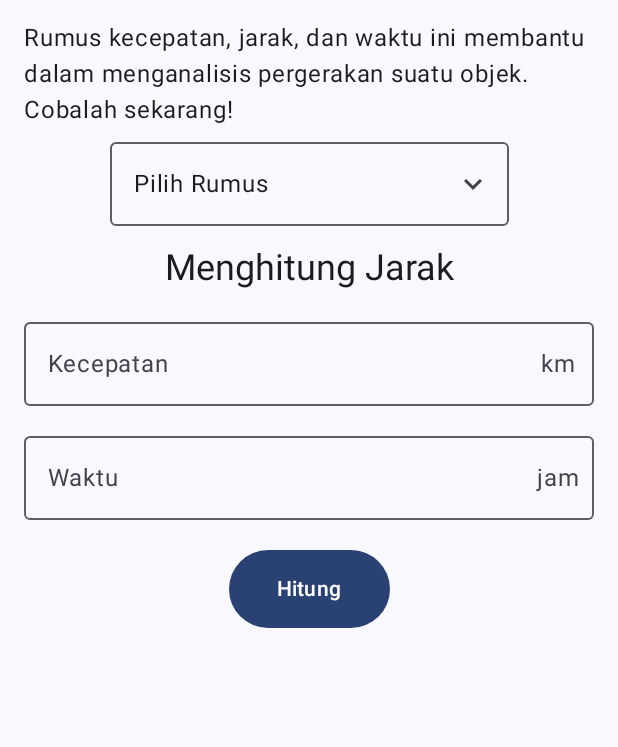
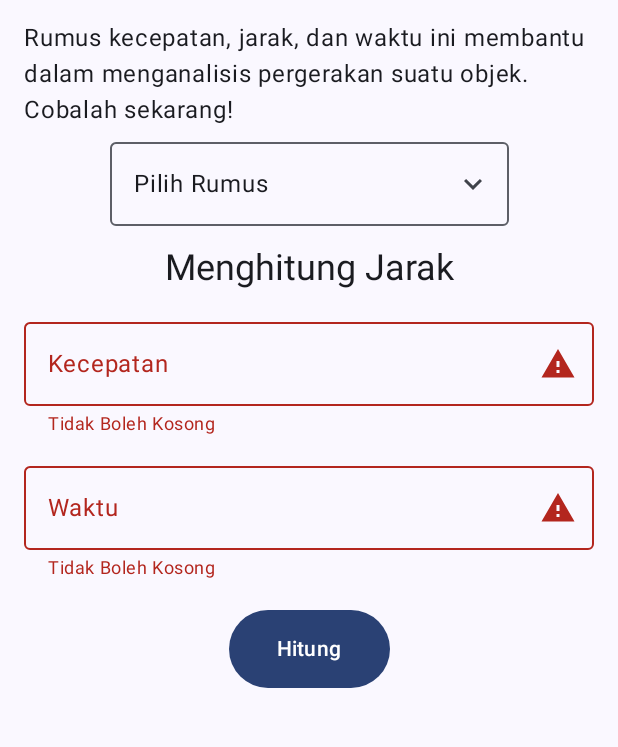
Before and after one commit to Putrimahar/Mini-Project-1, an Android app built with Jetpack Compose: the ScreenJarak screen opened through its navigation route, after a tap on "Hitung", on a phone screen of 412 x 824 dp, the part 96-843 px from its top. Run offline under Robolectric (Android 15) with nearby library versions, the phone set to English and light mode, and no system bars.

Commit message:
Memastikan input sesuai harapan (tidak mengisi/0 tidak akan memberi hasil)

```diff
--- a/app/src/main/java/com/putrimaharani0087/miniproject1/MainActivity.kt
+++ b/app/src/main/java/com/putrimaharani0087/miniproject1/MainActivity.kt
@@ -15,6 +15,7 @@ import androidx.compose.foundation.text.KeyboardOptions
 import androidx.compose.material.icons.Icons
 import androidx.compose.material.icons.filled.KeyboardArrowDown
 import androidx.compose.material.icons.filled.KeyboardArrowUp
+import androidx.compose.material.icons.filled.Warning
 import androidx.compose.material3.Button
 import androidx.compose.material3.DropdownMenuItem
 import androidx.compose.material3.ExperimentalMaterial3Api
@@ -173,7 +174,11 @@ fun Opsi(navController: NavController) {
 @Composable
 fun ScreenKecepatan(navController: NavController) {
     var jarak by remember { mutableStateOf("") }
+    var jarakError by remember { mutableStateOf(false) }
+
     var waktu by remember { mutableStateOf("") }
+    var waktuError by remember { mutableStateOf(false) }
+
     var hasil by remember { mutableFloatStateOf(0f) }
 
     Scaffold(
@@ -212,7 +217,9 @@ fun ScreenKecepatan(navController: NavController) {
                 value = jarak,
                 onValueChange = { jarak = it },
                 label = { Text(text = stringResource(R.string.jarak)) },
-                trailingIcon = { Text(text = "km") },
+                trailingIcon = { IconPicker(jarakError, "km") },
+                supportingText = { ErrorHint(jarakError) },
+                isError = jarakError,
                 singleLine = true,
                 keyboardOptions = KeyboardOptions(
                     keyboardType = KeyboardType.Number,
@@ -224,7 +231,9 @@ fun ScreenKecepatan(navController: NavController) {
                 value = waktu,
                 onValueChange = { waktu = it },
                 label = { Text(text = stringResource(R.string.waktu)) },
-                trailingIcon = { Text(text = "jam") },
+                trailingIcon = { IconPicker(waktuError, "jam") },
+                supportingText = { ErrorHint(waktuError) },
+                isError = waktuError,
                 singleLine = true,
                 keyboardOptions = KeyboardOptions(
                     keyboardType = KeyboardType.Number,
@@ -234,6 +243,10 @@ fun ScreenKecepatan(navController: NavController) {
             )
             Button(
                 onClick = {
+                    jarakError = (jarak == "" || jarak == "0")
+                    waktuError = (waktu == "" || waktu == "0")
+                    if (jarakError || waktuError) return@Button
+
                     hasil = hitungKecepatan(jarak.toFloat(), waktu.toFloat())
                 },
                 modifier = Modifier.padding(top = 8.dp),
@@ -260,7 +273,11 @@ fun ScreenKecepatan(navController: NavController) {
 @Composable
 fun ScreenJarak(navController: NavController) {
     var kecepatan by remember { mutableStateOf("") }
+    var kecepatanError by remember { mutableStateOf(false) }
+
     var waktu by remember { mutableStateOf("") }
+    var waktuError by remember { mutableStateOf(false) }
+
     var hasil by remember { mutableFloatStateOf(0f) }
 
     Scaffold(
@@ -299,7 +316,9 @@ fun ScreenJarak(navController: NavController) {
                 value = kecepatan,
                 onValueChange = { kecepatan = it },
                 label = { Text(text = stringResource(R.string.kecepatan)) },
-                trailingIcon = { Text(text = "km") },
+                trailingIcon = { IconPicker(kecepatanError, "km/jam") },
+                supportingText = { ErrorHint(kecepatanError) },
+                isError = kecepatanError,
                 singleLine = true,
                 keyboardOptions = KeyboardOptions(
                     keyboardType = KeyboardType.Number,
@@ -311,7 +330,9 @@ fun ScreenJarak(navController: NavController) {
                 value = waktu,
                 onValueChange = { waktu = it },
                 label = { Text(text = stringResource(R.string.waktu)) },
-                trailingIcon = { Text(text = "jam") },
+                trailingIcon = { IconPicker(waktuError, "jam") },
+                supportingText = { ErrorHint(waktuError) },
+                isError = waktuError,
                 singleLine = true,
                 keyboardOptions = KeyboardOptions(
                     keyboardType = KeyboardType.Number,
@@ -321,6 +342,10 @@ fun ScreenJarak(navController: NavController) {
             )
             Button(
                 onClick = {
+                    kecepatanError = (kecepatan == "" || kecepatan == "0")
+                    waktuError = (waktu == "" || waktu == "0")
+                    if (kecepatanError || waktuError) return@Button
+
                     hasil = hitungJarak(kecepatan.toFloat(), waktu.toFloat())
                 },
                 modifier = Modifier.padding(top = 8.dp),
@@ -347,7 +372,11 @@ fun ScreenJarak(navController: NavController) {
 @Composable
 fun ScreenWaktu(navController: NavController) {
     var jarak by remember { mutableStateOf("") }
+    var jarakError by remember { mutableStateOf(false) }
+
     var kecepatan by remember { mutableStateOf("") }
+    var kecepatanError by remember { mutableStateOf(false) }
+
     var hasil by remember { mutableFloatStateOf(0f) }
 
     Scaffold(
@@ -386,7 +415,9 @@ fun ScreenWaktu(navController: NavController) {
                 value = jarak,
                 onValueChange = { jarak = it },
                 label = { Text(text = stringResource(R.string.jarak)) },
-                trailingIcon = { Text(text = "km") },
+                trailingIcon = { IconPicker(jarakError, "km") },
+                supportingText = { ErrorHint(jarakError) },
+                isError = jarakError,
                 singleLine = true,
                 keyboardOptions = KeyboardOptions(
                     keyboardType = KeyboardType.Number,
@@ -398,7 +429,9 @@ fun ScreenWaktu(navController: NavController) {
                 value = kecepatan,
                 onValueChange = { kecepatan = it },
                 label = { Text(text = stringResource(R.string.kecepatan)) },
-                trailingIcon = { Text(text = "km") },
+                trailingIcon = { IconPicker(kecepatanError, "km/jam") },
+                supportingText = { ErrorHint(kecepatanError) },
+                isError = kecepatanError,
                 singleLine = true,
                 keyboardOptions = KeyboardOptions(
                     keyboardType = KeyboardType.Number,
@@ -408,6 +441,10 @@ fun ScreenWaktu(navController: NavController) {
             )
             Button(
                 onClick = {
+                    jarakError = (jarak == "" || jarak == "0")
+                    kecepatanError = (kecepatan == "" || kecepatan == "0")
+                    if (jarakError || kecepatanError) return@Button
+
                     hasil = hitungWaktu(jarak.toFloat(), kecepatan.toFloat())
                 },
                 modifier = Modifier.padding(top = 8.dp),
@@ -427,6 +464,22 @@ fun ScreenWaktu(navController: NavController) {
                 )
             }
         }
+    }
+}
+
+@Composable
+fun IconPicker(isError: Boolean, unit: String) {
+    if (isError) {
+        Icon(imageVector = Icons.Filled.Warning, contentDescription = null)
+    } else {
+        Text(text = unit)
+    }
+}
+
+@Composable
+fun ErrorHint(isError: Boolean) {
+    if (isError) {
+        Text(text = stringResource(R.string.input_invalid))
     }
 }
 
--- a/app/src/main/res/values/strings.xml
+++ b/app/src/main/res/values/strings.xml
@@ -12,5 +12,6 @@
     <string name="hasilKecepatan_x">Hasil: \n%1$.2f km/jam</string>
     <string name="hasilJarak_x">Hasil: \n%1$.2f km</string>
     <string name="hasilWaktu_x">Hasil: \n%1$.2f jam</string>
+    <string name="input_invalid">Tidak Boleh Kosong</string>
 
 </resources>
```
